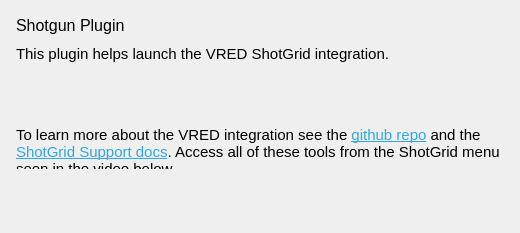
Old version of the form plugins/ShotGrid/vrShotGridGUI.ui in the repository shotgunsoftware/tk-vred.
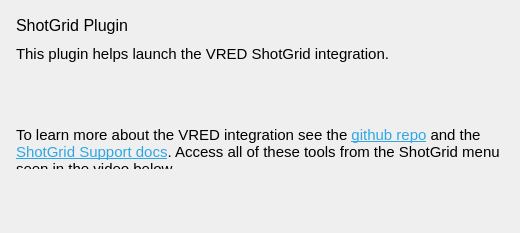
New version of the form.

Commit message: Fixes applied after testing on Windows.

Patch:
```diff
--- a/plugins/ShotGrid/vrShotGridGUI.ui
+++ b/plugins/ShotGrid/vrShotGridGUI.ui
@@ -68,7 +68,7 @@
 &lt;html&gt;&lt;head&gt;&lt;meta name=&quot;qrichtext&quot; content=&quot;1&quot; /&gt;&lt;style type=&quot;text/css&quot;&gt;
 p, li { white-space: pre-wrap; }
 &lt;/style&gt;&lt;/head&gt;&lt;body style=&quot; font-family:'.AppleSystemUIFont'; font-size:13pt; font-weight:400; font-style:normal;&quot;&gt;
-&lt;p style=&quot; margin-top:12px; margin-bottom:12px; margin-left:0px; margin-right:0px; -qt-block-indent:0; text-indent:0px;&quot;&gt;&lt;span style=&quot; font-size:12pt;&quot;&gt;Shotgun Plugin&lt;/span&gt;&lt;/p&gt;&lt;/body&gt;&lt;/html&gt;</string>
+&lt;p style=&quot; margin-top:12px; margin-bottom:12px; margin-left:0px; margin-right:0px; -qt-block-indent:0; text-indent:0px;&quot;&gt;&lt;span style=&quot; font-size:12pt;&quot;&gt;ShotGrid Plugin&lt;/span&gt;&lt;/p&gt;&lt;/body&gt;&lt;/html&gt;</string>
        </property>
       </widget>
      </item>
```
The commit also changes 1 other file.
